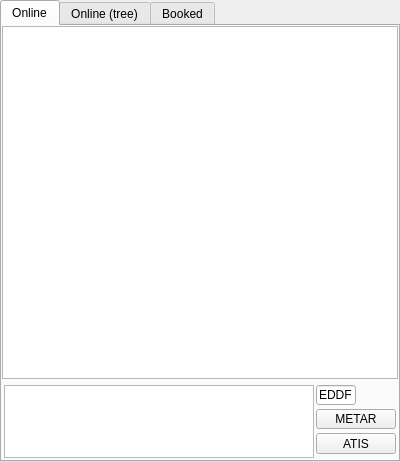
Before: the Qt Designer form src/blackgui/components/atcstationcomponent.ui in swift-project/pilotclient, drawn with Qt 5.
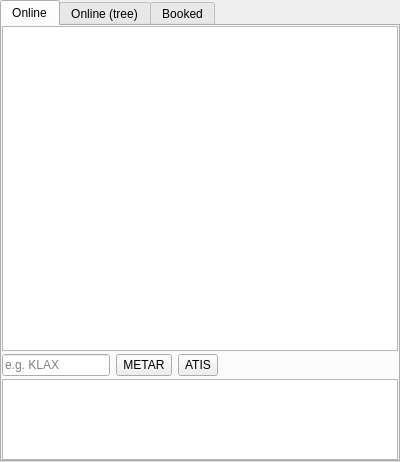
After: the same form once the commit is applied. Custom widgets are drawn as their Qt base class.

Commit message: Minor Ui adjustments ATC component

The edit to the form file:
```diff
--- a/src/blackgui/components/atcstationcomponent.ui
+++ b/src/blackgui/components/atcstationcomponent.ui
@@ -20,7 +20,7 @@
    <attribute name="title">
     <string>Online</string>
    </attribute>
-   <layout class="QVBoxLayout" name="vl_AtcStationsOnline">
+   <layout class="QVBoxLayout" name="vl_AtcStationsOnline" stretch="4,0,1">
     <property name="spacing">
      <number>3</number>
     </property>
@@ -61,16 +61,6 @@
       </attribute>
      </widget>
     </item>
-    <item>
-     <widget class="BlackGui::Components::CSettingsAtcStationsInlineComponent" name="comp_AtcStationsSettings">
-      <property name="frameShape">
-       <enum>QFrame::StyledPanel</enum>
-      </property>
-      <property name="frameShadow">
-       <enum>QFrame::Raised</enum>
-      </property>
-     </widget>
-    </item>
     <item>
      <widget class="QFrame" name="fr_AtcStationsOnlineBottom">
       <property name="sizePolicy">
@@ -79,89 +69,60 @@
         <verstretch>0</verstretch>
        </sizepolicy>
       </property>
-      <property name="maximumSize">
-       <size>
-        <width>16777215</width>
-        <height>75</height>
-       </size>
-      </property>
-      <property name="frameShape">
-       <enum>QFrame::NoFrame</enum>
-      </property>
-      <property name="frameShadow">
-       <enum>QFrame::Raised</enum>
-      </property>
-      <layout class="QGridLayout" name="gl_AtcStationsInfoAtis">
-       <property name="sizeConstraint">
-        <enum>QLayout::SetDefaultConstraint</enum>
-       </property>
+      <layout class="QGridLayout" name="gl_Buttons">
        <property name="leftMargin">
-        <number>2</number>
+        <number>0</number>
        </property>
        <property name="topMargin">
         <number>0</number>
        </property>
        <property name="rightMargin">
-        <number>2</number>
+        <number>0</number>
        </property>
        <property name="bottomMargin">
-        <number>2</number>
+        <number>0</number>
        </property>
-       <property name="horizontalSpacing">
-        <number>2</number>
-       </property>
-       <property name="verticalSpacing">
-        <number>4</number>
-       </property>
-       <item row="1" column="3">
+       <item row="0" column="0">
         <widget class="QLineEdit" name="le_AtcStationsOnlineMetar">
-         <property name="sizePolicy">
-          <sizepolicy hsizetype="Preferred" vsizetype="Preferred">
-           <horstretch>0</horstretch>
-           <verstretch>0</verstretch>
-          </sizepolicy>
-         </property>
-         <property name="maximumSize">
-          <size>
-           <width>40</width>
-           <height>16777215</height>
-          </size>
-         </property>
          <property name="toolTip">
           <string extracomment="METAR: Airport ICAO code">METAR: Airport ICAO code</string>
          </property>
-         <property name="text">
-          <string>EDDF</string>
-         </property>
          <property name="maxLength">
           <number>5</number>
          </property>
-         <property name="frame">
-          <bool>true</bool>
+         <property name="placeholderText">
+          <string>e.g. KLAX</string>
          </property>
         </widget>
        </item>
-       <item row="2" column="3">
-        <widget class="QPushButton" name="pb_AtcStationsLoadMetar">
-         <property name="sizePolicy">
-          <sizepolicy hsizetype="Preferred" vsizetype="Preferred">
-           <horstretch>0</horstretch>
-           <verstretch>0</verstretch>
-          </sizepolicy>
+       <item row="0" column="5">
+        <widget class="BlackGui::Components::CSettingsAtcStationsInlineComponent" name="comp_AtcStationsSettings">
+         <property name="minimumSize">
+          <size>
+           <width>100</width>
+           <height>0</height>
+          </size>
          </property>
          <property name="toolTip">
           <string>Load METAR</string>
          </property>
-         <property name="text">
-          <string>METAR</string>
+        </widget>
+       </item>
+       <item row="0" column="4">
+        <spacer name="hs_buttons">
+         <property name="orientation">
+          <enum>Qt::Horizontal</enum>
          </property>
-         <property name="flat">
-          <bool>false</bool>
+         <property name="sizeHint" stdset="0">
+          <size>
+           <width>40</width>
+           <height>20</height>
+          </size>
          </property>
-        </widget>
+        </spacer>
        </item>
-       <item row="3" column="3">
-        <widget class="QPushButton" name="pb_AtcStationsAtisReload">
+       <item row="0" column="3">
+        <widget class="QToolButton" name="tb_AtcStationsAtisReload">
          <property name="sizePolicy">
           <sizepolicy hsizetype="Preferred" vsizetype="Preferred">
            <horstretch>0</horstretch>
@@ -174,12 +135,28 @@
          <property name="text">
           <string>ATIS</string>
          </property>
-         <property name="flat">
-          <bool>false</bool>
+        </widget>
+       </item>
+       <item row="0" column="2">
+        <widget class="QToolButton" name="tb_AtcStationsLoadMetar">
+         <property name="sizePolicy">
+          <sizepolicy hsizetype="Preferred" vsizetype="Preferred">
+           <horstretch>0</horstretch>
+           <verstretch>0</verstretch>
+          </sizepolicy>
          </property>
+         <property name="toolTip">
+          <string>Load METAR</string>
+         </property>
+         <property name="text">
+          <string>METAR</string>
+         </property>
         </widget>
        </item>
-       <item row="1" column="1" rowspan="4" colspan="2">
+      </layout>
+     </widget>
+    </item>
+    <item>
         <widget class="QTextEdit" name="te_AtcStationsOnlineInfo">
          <property name="sizePolicy">
           <sizepolicy hsizetype="Preferred" vsizetype="Preferred">
@@ -206,9 +183,6 @@
        </item>
       </layout>
      </widget>
-    </item>
-   </layout>
-  </widget>
   <widget class="QWidget" name="tb_AtcStationsOnlineTree">
    <attribute name="title">
     <string>Online (tree)</string>
```
Left out of the diff: 14 changed lines with no effect on the pictures. Lines whose indentation alone changed are shown as unchanged. The commit also changes 1 other file.
